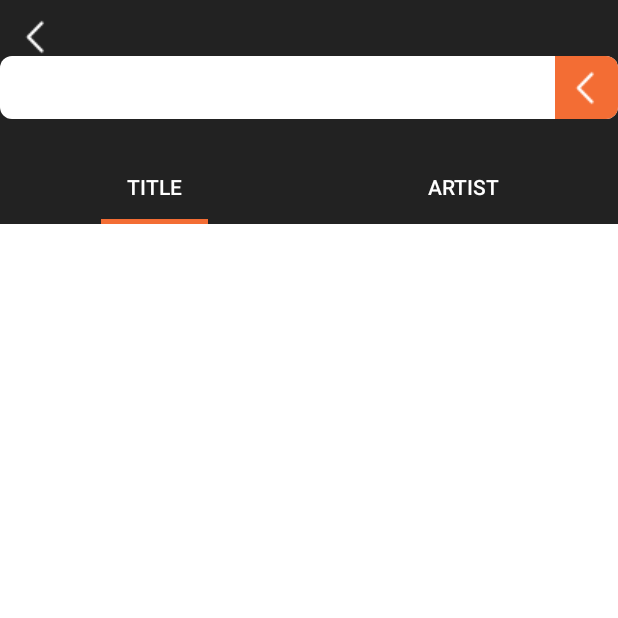
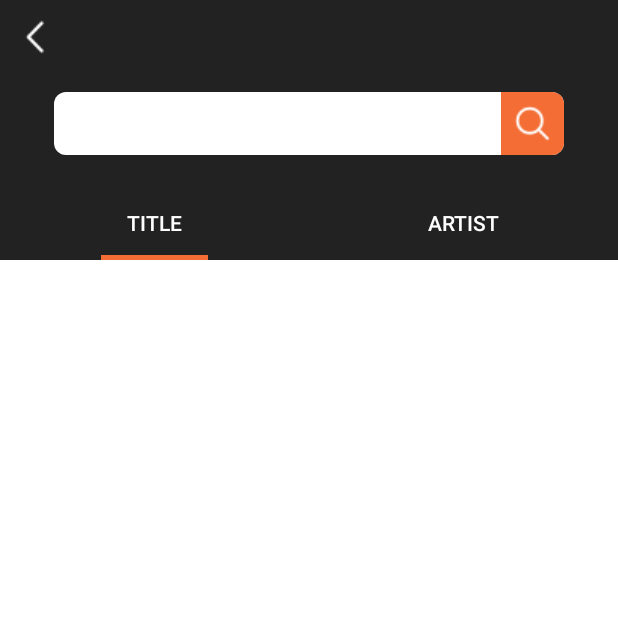
Before and after one commit to Hear-Here/Hear-Here-AOS, an Android app: the screen it shows after launch (PostActivity), after a tap on an icon or button, on a phone screen of 412 x 824 dp, the top half of it. Run offline under Robolectric (Android 15) with nearby library versions, the light colour scheme and no system bars; our stand-ins replace Dagger/Hilt's generated code, data binding; 4 statements that could not run were skipped.

Commit message:
feat : Post 노래 검색 화면 구현

```diff
--- a/presentation/src/main/java/com/hearhere/presentation/post/PostActivity.kt
+++ b/presentation/src/main/java/com/hearhere/presentation/post/PostActivity.kt
@@ -37,7 +37,7 @@ class PostActivity : BaseActivity<ActivityPostBinding>(R.layout.activity_post) {
     override fun registerViewModels(): List<BaseViewModel> = listOf(viewModel)
 
     override fun observeViewModel() {
-        viewModel.binder.observe {
+        viewModel.titleBinder.observe {
             adapter.submitList(it)
             Log.d("binder", it.toString())
         }
--- a/presentation/src/main/java/com/hearhere/presentation/post/PostViewModel.kt
+++ b/presentation/src/main/java/com/hearhere/presentation/post/PostViewModel.kt
@@ -25,8 +25,12 @@ class PostViewModel @Inject constructor(
     private val _list = MutableLiveData<List<BaseItemBinder>>()
     val list get() = _list
 
-    private val _binder = MutableLiveData<List<BaseItemBinder>>()
-    val binder get() = _binder
+    private val _titleBinder = MutableLiveData<List<BaseItemBinder>>()
+    val titleBinder get() = _titleBinder
+
+    private val _singerBinder = MutableLiveData<List<BaseItemBinder>>()
+    val singerBinder get() = _singerBinder
+
 
     init {
         setList()
@@ -37,8 +41,9 @@ class PostViewModel @Inject constructor(
 
         Log.d("/옥채연", keyword)
         viewModelScope.launch {
+            _loading.postValue(true)
             kotlin.runCatching{
-                val res = searchMusicUseCase.searchMusicBySong(keyword,10)
+                val res = searchMusicUseCase.searchMusicBySong(keyword,30)
 
                 val binders = arrayListOf<MusicListItemBinder>()
 
@@ -54,7 +59,7 @@ class PostViewModel @Inject constructor(
                         binder.setMusic(state)
                         binders.add(binder)
                     }.also {
-                        binder.postValue(binders)
+                        titleBinder.postValue(binders)
                     }
 
                 }
@@ -66,13 +71,33 @@ class PostViewModel @Inject constructor(
 
             kotlin.runCatching{
                 val res = searchMusicUseCase.searchMusicByArtist(keyword,30)
+
+                val binders = arrayListOf<MusicListItemBinder>()
+
+                res.onSuccess {
+                    it.forEach{
+                        val binder = MusicListItemBinder()
+                        val state = MusicListItemState(
+                            it.songId,
+                            it.title,
+                            it.artist,
+                            cover =  it.cover,
+                            it.pubYear)
+
+                        binder.setMusic(state)
+                        binders.add(binder)
+                    }.also {
+                        singerBinder.postValue(binders)
+                    }
+                }
+
                 Log.d("/옥채연/search Music result",res.toString())
             }.onFailure {
                 Log.d("search Music result fail... ",it.toString())
             }
+            _loading.postValue(false)
         }
 
-        val tempList = ArrayList<BaseItemBinder>()
 
     }
 
--- a/presentation/src/main/java/com/hearhere/presentation/post/SearchTitleFragment.kt
+++ b/presentation/src/main/java/com/hearhere/presentation/post/SearchTitleFragment.kt
@@ -35,7 +35,7 @@ class SearchTitleFragment :
 
     override fun initView() {
         binding.markerListRv.adapter = adapter
-        viewModel.binder.observe(requireActivity()) {
+        viewModel.titleBinder.observe(requireActivity()) {
             adapter.submitList(it)
             Log.d("binder", it.toString())
         }
--- a/presentation/src/main/res/layout/activity_post.xml
+++ b/presentation/src/main/res/layout/activity_post.xml
@@ -27,8 +27,11 @@
 
         <androidx.constraintlayout.widget.ConstraintLayout
             android:id="@+id/search_bar_layout"
+            android:layout_marginHorizontal="36dp"
             android:layout_width="match_parent"
             android:layout_height="42dp"
+            android:layout_marginTop="24dp"
+            android:layout_marginBottom="10dp"
             app:layout_constraintEnd_toEndOf="parent"
             app:layout_constraintStart_toStartOf="parent"
             app:layout_constraintTop_toBottomOf="@id/back_btn"
@@ -55,8 +58,10 @@
                 android:layout_width="42dp"
                 android:layout_height="match_parent"
                 android:background="@drawable/search_btn_background"
-                android:src="@drawable/ic_forward_white"
-                app:layout_constraintEnd_toEndOf="parent" />
+                android:src="@drawable/ic_search_white"
+
+                android:scaleType="centerInside"
+                app:layout_constraintEnd_toEndOf="parent"/>
 
         </androidx.constraintlayout.widget.ConstraintLayout>
 
--- a/presentation/src/main/res/layout/fragment_search_title.xml
+++ b/presentation/src/main/res/layout/fragment_search_title.xml
@@ -6,7 +6,7 @@
     <data>
         <variable
             name="viewmodel"
-            type="com.hearhere.presentation.post.SearchTitleViewModel" />
+            type="com.hearhere.presentation.post.PostViewModel" />
     </data>
 
     <FrameLayout
```
Also changed, not shown: presentation/src/main/java/com/hearhere/presentation/post/SearchSingerFragment.kt (+13 -1 lines), presentation/src/main/java/com/hearhere/presentation/post/SearchSingerViewModel.kt (deleted, +0 -7 lines), presentation/src/main/java/com/hearhere/presentation/post/SearchTitleViewModel.kt (deleted, +0 -7 lines), presentation/src/main/res/layout/fragment_search_singer.xml (+14 -6 lines), presentation/src/main/res/drawable/ic_search_white.png (added).
